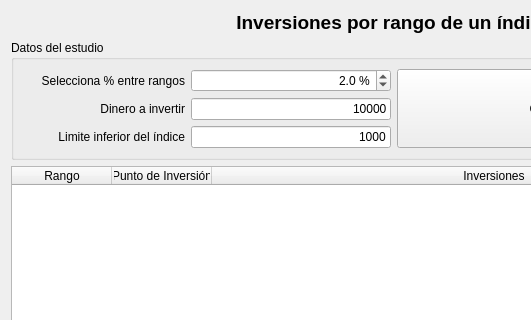
Before: the Qt Designer form ui/wdgIndexRange.ui in turulomio/xulpymoney, drawn with Qt 5; both pictures show x 0 to 531 and y 0 to 320 of the 788 by 524 pixel window.
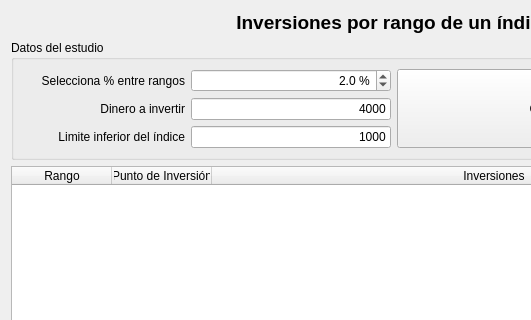
After: the same form once the commit is applied. Icons and pictures are not drawn. Custom widgets are drawn as their Qt base class.

The edit to the form file:
```diff
--- a/ui/wdgIndexRange.ui
+++ b/ui/wdgIndexRange.ui
@@ -121,7 +121,7 @@
                  </size>
                 </property>
                 <property name="text">
-                 <string>10000</string>
+                 <string>4000</string>
                 </property>
                 <property name="alignment">
                  <set>Qt::AlignRight|Qt::AlignTrailing|Qt::AlignVCenter</set>
```
